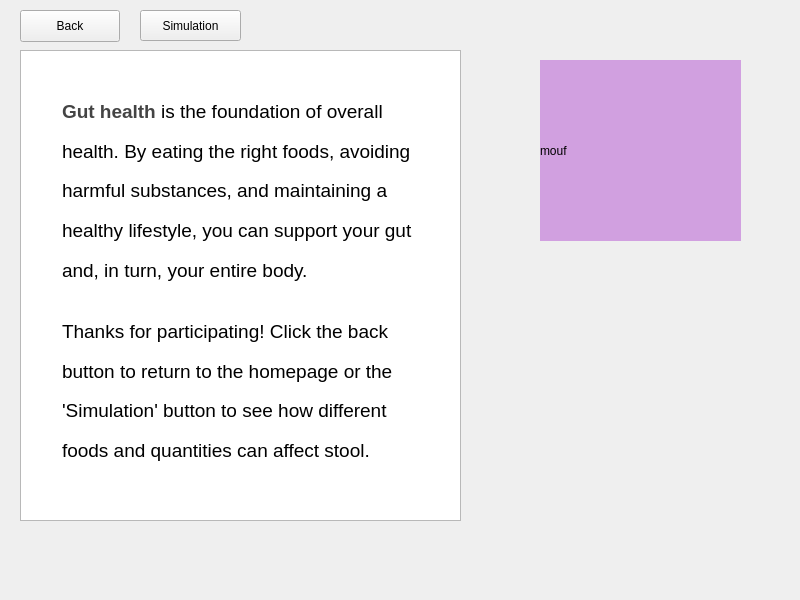
Old version of the form A8EduApp/resultswidget.ui in the repository University-of-Utah-CS3505/a9-edu-app-f24-00Calvin00.
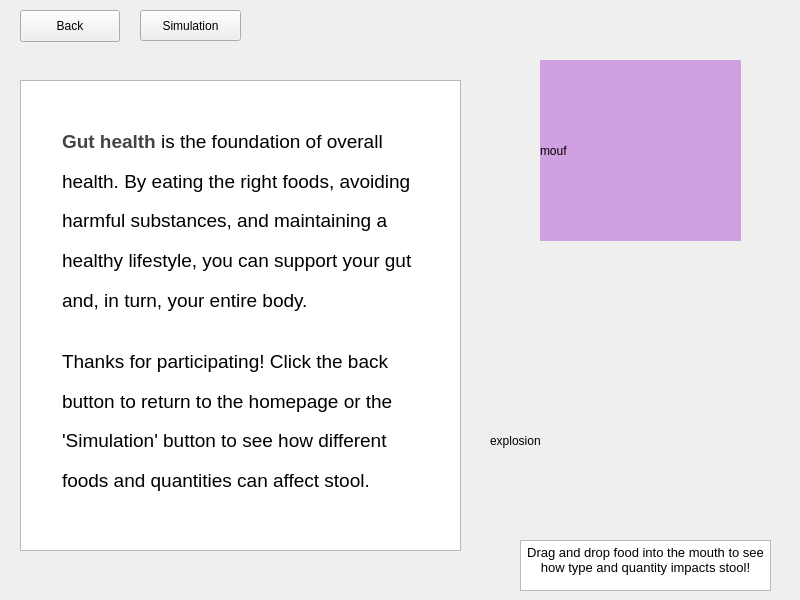
New version of the form. Custom widgets are drawn as their Qt base class.

Diff of the .ui file:
```diff
--- a/A8EduApp/resultswidget.ui
+++ b/A8EduApp/resultswidget.ui
@@ -102,7 +102,7 @@
     </rect>
    </property>
    <property name="text">
-    <string/>
+    <string>explosion</string>
    </property>
    <property name="scaledContents">
     <bool>false</bool>
@@ -112,7 +112,7 @@
    <property name="geometry">
     <rect>
      <x>20</x>
-     <y>50</y>
+     <y>80</y>
      <width>441</width>
      <height>471</height>
     </rect>
@@ -235,6 +235,26 @@
     <bool>true</bool>
    </property>
   </widget>
+  <widget class="QTextBrowser" name="information">
+   <property name="geometry">
+    <rect>
+     <x>520</x>
+     <y>540</y>
+     <width>251</width>
+     <height>51</height>
+    </rect>
+   </property>
+   <property name="html">
+    <string>&lt;!DOCTYPE HTML PUBLIC &quot;-//W3C//DTD HTML 4.0//EN&quot; &quot;http://www.w3.org/TR/REC-html40/strict.dtd&quot;&gt;
+&lt;html&gt;&lt;head&gt;&lt;meta name=&quot;qrichtext&quot; content=&quot;1&quot; /&gt;&lt;meta charset=&quot;utf-8&quot; /&gt;&lt;style type=&quot;text/css&quot;&gt;
+p, li { white-space: pre-wrap; }
+hr { height: 1px; border-width: 0; }
+li.unchecked::marker { content: &quot;\2610&quot;; }
+li.checked::marker { content: &quot;\2612&quot;; }
+&lt;/style&gt;&lt;/head&gt;&lt;body style=&quot; font-family:'Segoe UI'; font-size:9pt; font-weight:400; font-style:normal;&quot;&gt;
+&lt;p align=&quot;center&quot; style=&quot; margin-top:0px; margin-bottom:0px; margin-left:0px; margin-right:0px; -qt-block-indent:0; text-indent:0px;&quot;&gt;&lt;span style=&quot; font-size:10pt;&quot;&gt;Drag and drop food into the mouth to see how type and quantity impacts stool!&lt;/span&gt;&lt;/p&gt;&lt;/body&gt;&lt;/html&gt;</string>
+   </property>
+  </widget>
   <zorder>simulationButton</zorder>
   <zorder>backToStartButton</zorder>
   <zorder>banana</zorder>
```
Left out of the diff: 5 changed lines with no effect on the pictures.
